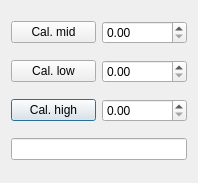
Before: the Qt Designer form electrophstat/gui/calibrate_ph_dialog.ui in ArJKloek/ElectropHstat, drawn with Qt 5.
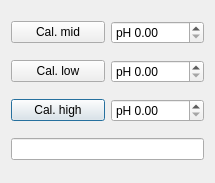
After: the same form once the commit is applied.

Patch:
```diff
--- a/electrophstat/gui/calibrate_ph_dialog.ui
+++ b/electrophstat/gui/calibrate_ph_dialog.ui
@@ -6,7 +6,7 @@
    <rect>
     <x>0</x>
     <y>0</y>
-    <width>198</width>
+    <width>215</width>
     <height>183</height>
    </rect>
   </property>
@@ -49,6 +49,12 @@
    </item>
    <item row="0" column="1">
     <widget class="QDoubleSpinBox" name="sbMidPH">
+     <property name="prefix">
+      <string>pH </string>
+     </property>
+     <property name="suffix">
+      <string> </string>
+     </property>
      <property name="maximum">
       <double>14.000000000000000</double>
      </property>
@@ -59,6 +65,9 @@
    </item>
    <item row="2" column="1">
     <widget class="QDoubleSpinBox" name="sbHighPH">
+     <property name="prefix">
+      <string>pH </string>
+     </property>
      <property name="maximum">
       <double>14.000000000000000</double>
      </property>
@@ -69,6 +78,9 @@
    </item>
    <item row="1" column="1">
     <widget class="QDoubleSpinBox" name="sbLowPH">
+     <property name="prefix">
+      <string>pH </string>
+     </property>
      <property name="maximum">
       <double>14.000000000000000</double>
      </property>
```
